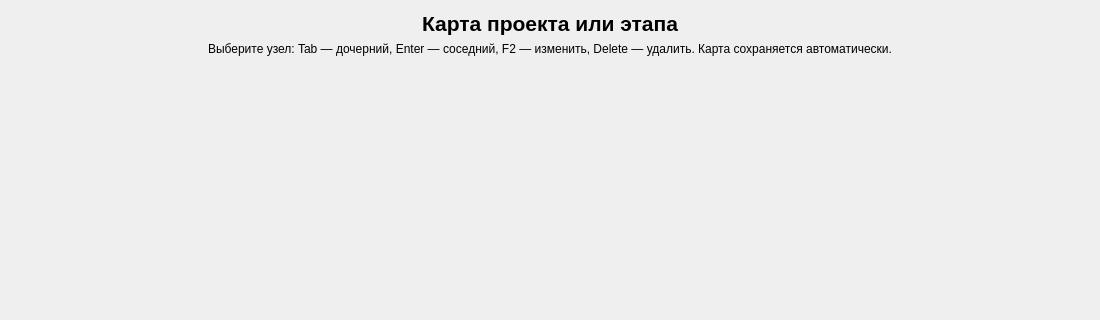
First picture: the form in UI template/mindmap_dialog.ui, repository nevskyforever/nfprogress, before the edit; both pictures show x 0 to 1100 and y 0 to 320 of the 1100 by 720 pixel window.
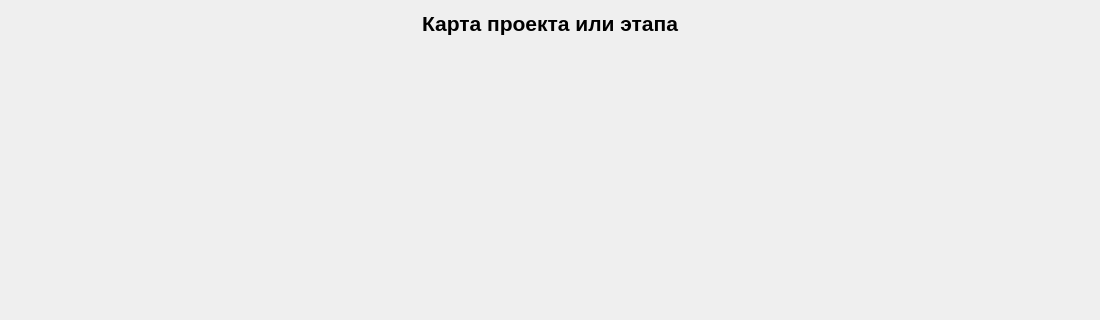
Second picture: the form after the edit.

What changed in the file:
```diff
--- a/UI template/mindmap_dialog.ui
+++ b/UI template/mindmap_dialog.ui
@@ -51,19 +51,6 @@
      </property>
     </widget>
    </item>
-   <item>
-    <widget class="QLabel" name="instructions_label">
-     <property name="text">
-      <string>Выберите узел: Tab — дочерний, Enter — соседний, F2 — изменить, Delete — удалить. Карта сохраняется автоматически.</string>
-     </property>
-     <property name="alignment">
-      <set>Qt::AlignmentFlag::AlignCenter</set>
-     </property>
-     <property name="wordWrap">
-      <bool>true</bool>
-     </property>
-    </widget>
-   </item>
    <item>
     <widget class="QWidget" name="mindmap_container" native="true">
      <property name="sizePolicy">
```
